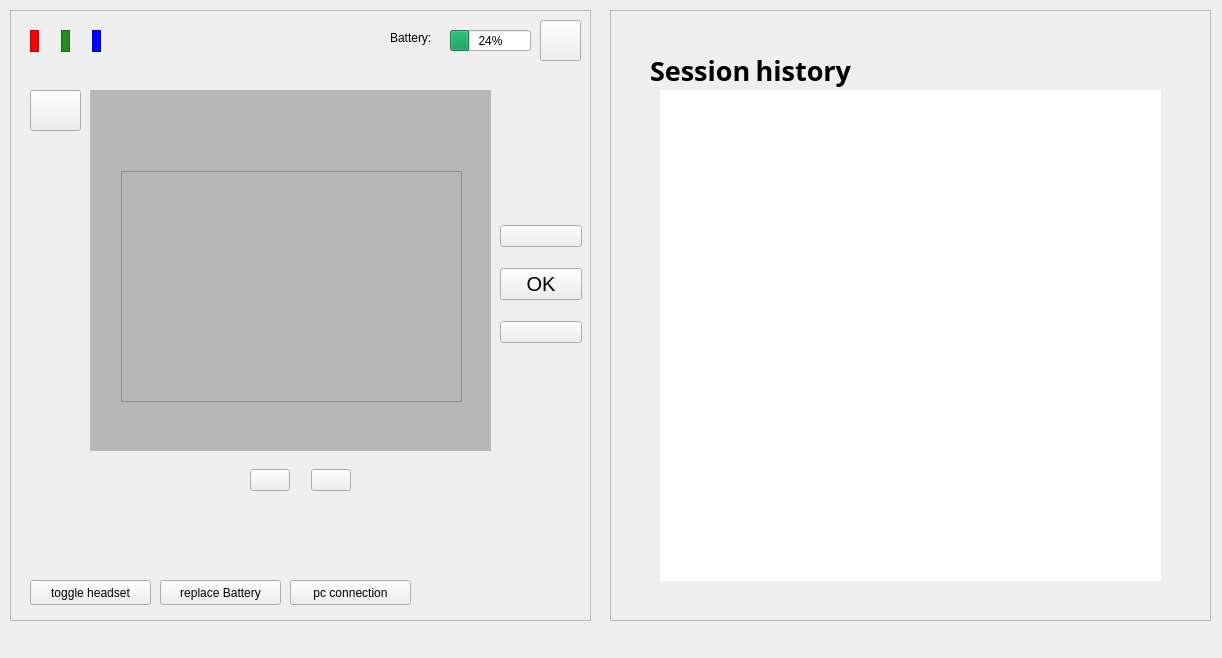
The window that neureset/mainwindow.ui (Gabmelom/neureset) describes before a commit, drawn with Qt 5.
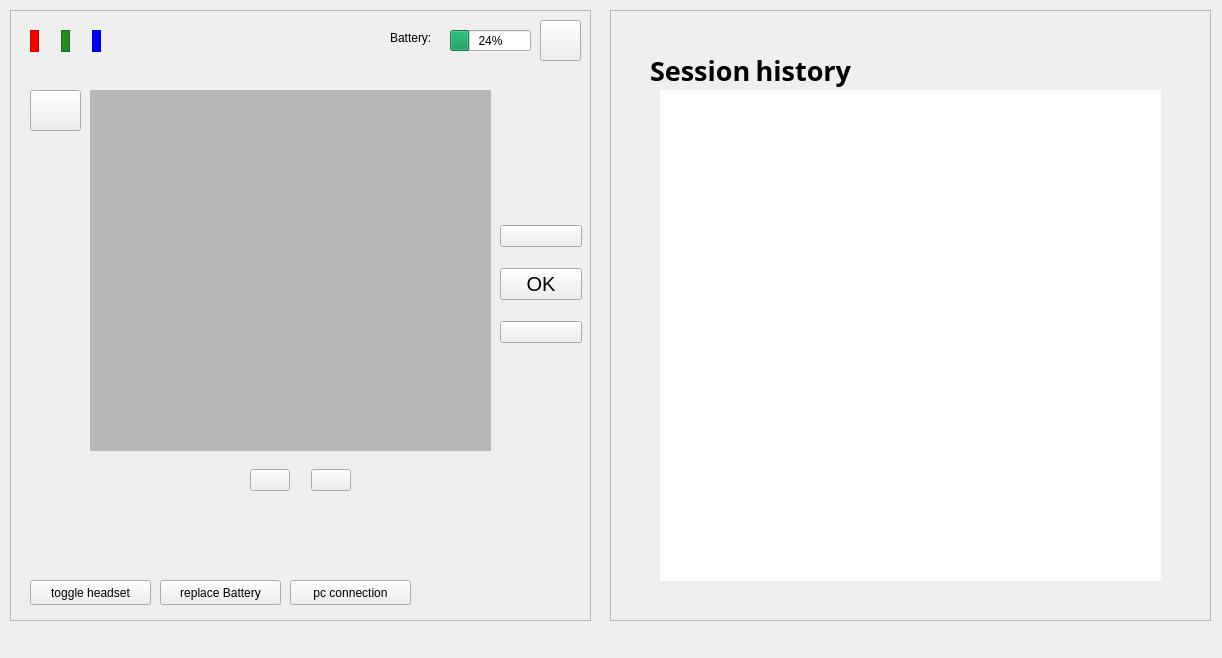
The same window after the commit. The open tabs and pages were chosen to show the change. Icons and pictures are not drawn.

The edit to the form file:
```diff
--- a/neureset/mainwindow.ui
+++ b/neureset/mainwindow.ui
@@ -330,22 +330,6 @@
       <property name="styleSheet">
        <string notr="true">background-color:rgb(184, 184, 184);</string>
       </property>
-      <widget class="QFrame" name="testFrame">
-       <property name="geometry">
-        <rect>
-         <x>30</x>
-         <y>80</y>
-         <width>341</width>
-         <height>231</height>
-        </rect>
-       </property>
-       <property name="frameShape">
-        <enum>QFrame::StyledPanel</enum>
-       </property>
-       <property name="frameShadow">
-        <enum>QFrame::Raised</enum>
-       </property>
-      </widget>
      </widget>
      <widget class="QWidget" name="HomePage">
       <property name="styleSheet">
```
Left out of the diff: 8 changed lines with no effect on the pictures.
